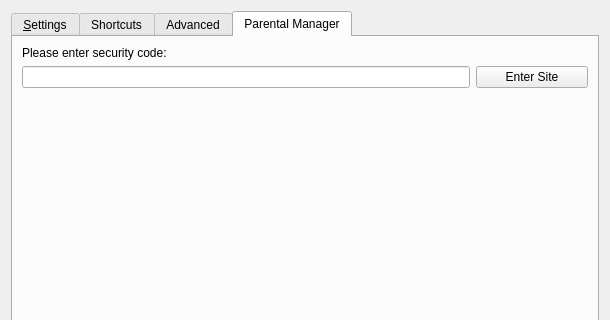
Before: the Qt Designer form forms/csettingsdlg.ui in code-google-com/vlc-record, drawn with Qt 5; both pictures show x 0 to 610 and y 0 to 320 of the 610 by 546 pixel window.
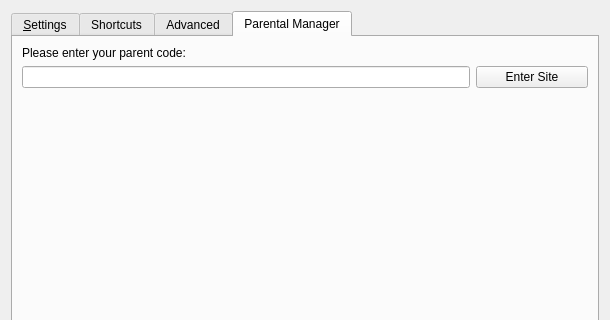
After: the same form once the commit is applied. The open tabs and pages were chosen to show the change. Icons and pictures are not drawn. Custom widgets are drawn as their Qt base class.

Commit message: - encrypt passwords - fix a problem when changing the parent code   (fixed in program as well as in API)

```diff
--- a/forms/csettingsdlg.ui
+++ b/forms/csettingsdlg.ui
@@ -691,7 +691,7 @@
            <item>
             <widget class="QLabel" name="label_17">
              <property name="text">
-              <string>Please enter security code:</string>
+              <string>Please enter your parent code:</string>
              </property>
             </widget>
            </item>
```
Left out of the diff: 11 changed lines with no effect on the pictures. The commit also changes 15 other files.
